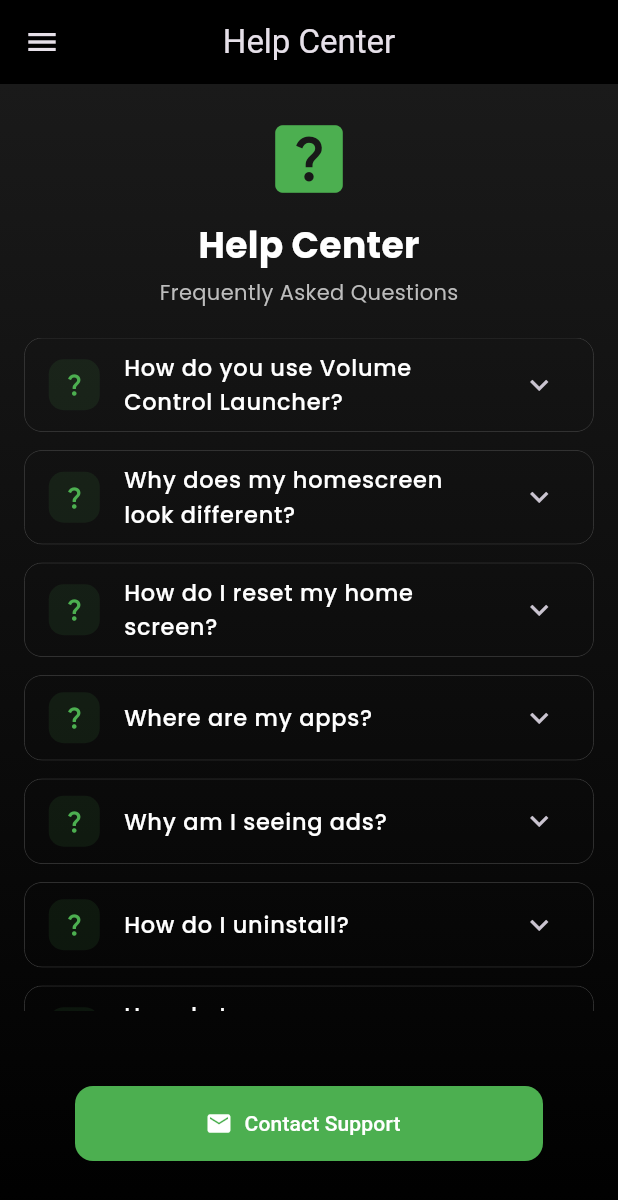
After one commit to Sami-7772App/volume_booster_app, a Flutter app: the HelpScreen screen opened by its route, on a phone screen of 412 x 824 dp. The commit adds this screen. Shown: the top 1200 px of the screen. Run offline on Flutter 3.47's test engine with Material 3 defaults, Android fonts, the phone set to English and light mode, and no system bars; our stand-ins replace audioplayers, flutter_dotenv, get, get_storage, google_fonts, permission_handler and 2 more; missing offline and left inert: audio_session, flutter_volume_controller; accounts and stored records are empty.

Commit message:
implementation of side bar menu

```diff
--- a/lib/main.dart
+++ b/lib/main.dart
@@ -1,5 +1,3 @@
-
-
 import 'package:flutter/material.dart';
 import 'package:get/get.dart';
 import 'package:get_storage/get_storage.dart';
--- a/lib/routes/app_page.dart
+++ b/lib/routes/app_page.dart
@@ -1,3 +1,37 @@
+// import 'package:get/get.dart';
+// import 'package:volume_booster_fresh/bindings/booster_binding.dart';
+// import 'package:volume_booster_fresh/bindings/settings_binding.dart';
+// import 'package:volume_booster_fresh/bindings/volume_settings_binding.dart';
+// import 'package:volume_booster_fresh/routes/app_routes.dart';
+// import 'package:volume_booster_fresh/views/booster_screen.dart';
+// import 'package:volume_booster_fresh/views/settings_screen.dart';
+// import 'package:volume_booster_fresh/views/volume_settings_screen.dart';
+
+// class AppPages {
+//   static final pages = [
+//     GetPage(
+//       name: AppRoutes.volumeSettings,
+//       page: () => const VolumeSettingsScreen(),
+//       binding: VolumeSettingsBinding(),
+//       transition: Transition.fade,
+//     ),
+//     GetPage(
+//       name: AppRoutes.booster,
+//       page: () => const BoosterScreen(),
+//       binding: BoosterBinding(),
+//       transition: Transition.rightToLeft,
+//     ),
+//     GetPage(
+//       name: AppRoutes.settings,
+//       page: () => const SettingsScreen(),
+//       binding: SettingsBinding(),
+//       transition: Transition.rightToLeft,
+//     ),
+//   ];
+// }
+
+
+
 import 'package:get/get.dart';
 import 'package:volume_booster_fresh/bindings/booster_binding.dart';
 import 'package:volume_booster_fresh/bindings/settings_binding.dart';
@@ -6,6 +40,7 @@ import 'package:volume_booster_fresh/routes/app_routes.dart';
 import 'package:volume_booster_fresh/views/booster_screen.dart';
 import 'package:volume_booster_fresh/views/settings_screen.dart';
 import 'package:volume_booster_fresh/views/volume_settings_screen.dart';
+import 'package:volume_booster_fresh/views/help_screen.dart'; // FAQ screen
 
 class AppPages {
   static final pages = [
@@ -27,5 +62,11 @@ class AppPages {
       binding: SettingsBinding(),
       transition: Transition.rightToLeft,
     ),
+
+    GetPage(
+      name: AppRoutes.faq,
+      page: () => const HelpScreen(), // Your FAQ screen
+      transition: Transition.rightToLeft,
+    ),
   ];
 }
--- a/lib/routes/app_routes.dart
+++ b/lib/routes/app_routes.dart
@@ -3,4 +3,7 @@ class AppRoutes {
   static const String booster = '/booster';
   static const String settings = '/settings';
   static const String about = '/about';
+  static const String faq = '/faq';
+  static const String privacy = '/privacy';
+  static const String terms = '/terms';
 }
--- /dev/null
+++ b/lib/views/help_screen.dart
@@ -0,0 +1,253 @@
+import 'package:flutter/material.dart';
+import 'package:get/get.dart';
+import 'package:google_fonts/google_fonts.dart';
+import 'package:volume_booster_fresh/views/widgets/custom_drawer.dart';
+
+class HelpScreen extends StatelessWidget {
+  const HelpScreen({super.key});
+
+  @override
+  Widget build(BuildContext context) {
+    return Scaffold(
+      drawer: const CustomDrawer(),
+      appBar: AppBar(
+        title: const Text('Help Center'),
+        backgroundColor: Colors.transparent,
+        elevation: 0,
+        centerTitle: true,
+        leading: Builder(
+          builder: (context) => IconButton(
+            icon: const Icon(Icons.menu),
+            onPressed: () => Scaffold.of(context).openDrawer(),
+          ),
+        ),
+      ),
+      body: Container(
+        decoration: const BoxDecoration(
+          gradient: LinearGradient(
+            begin: Alignment.topCenter,
+            end: Alignment.bottomCenter,
+            colors: [Color(0xFF1A1A1A), Colors.black],
+          ),
+        ),
+        child: Column(
+          children: [
+            // Header
+            Container(
+              padding: const EdgeInsets.all(20),
+              child: Column(
+                children: [
+                  const Icon(Icons.help_center, size: 60, color: Colors.green),
+                  const SizedBox(height: 10),
+                  Text(
+                    'Help Center',
+                    style: GoogleFonts.poppins(
+                      fontSize: 24,
+                      fontWeight: FontWeight.bold,
+                      color: Colors.white,
+                    ),
+                  ),
+                  const SizedBox(height: 5),
+                  Text(
+                    'Frequently Asked Questions',
+                    style: GoogleFonts.poppins(
+                      fontSize: 14,
+                      color: Colors.grey[400],
+                    ),
+                  ),
+                ],
+              ),
+            ),
+
+            // FAQ List
+            Expanded(
+              child: ListView(
+                padding: const EdgeInsets.symmetric(horizontal: 16),
+                children: [
+                  _buildFaqItem(
+                    question: 'How do you use Volume Control Launcher?',
+                    answer:
+                        'Simply open the app and use the volume slider to adjust your device volume. For booster mode, rotate the metallic knob past 100% to activate enhanced loudness.',
+                  ),
+                  const SizedBox(height: 12),
+                  _buildFaqItem(
+                    question: 'Why does my homescreen look different?',
+                    answer:
+                        'Volume Booster does not change your home screen. If your home screen looks different, you may have accidentally changed your launcher settings.',
+                  ),
+                  const SizedBox(height: 12),
+                  _buildFaqItem(
+                    question: 'How do I reset my home screen?',
+                    answer:
+                        'Go to your device Settings > Apps > Default Apps > Home App, then select your preferred launcher.',
+                  ),
+                  const SizedBox(height: 12),
+                  _buildFaqItem(
+                    question: 'Where are my apps?',
+                    answer:
+                        'All your apps are still on your device. You can access them from your app drawer or home screen.',
+                  ),
+                  const SizedBox(height: 12),
+                  _buildFaqItem(
+                    question: 'Why am I seeing ads?',
+                    answer:
+                        'We show ads to keep the app free for everyone. You can remove ads by upgrading to the premium version.',
+                  ),
+                  const SizedBox(height: 12),
+                  _buildFaqItem(
+                    question: 'How do I uninstall?',
+                    answer:
+                        'Go to your device Settings > Apps > Volume Booster > Uninstall. Or long press the app icon and select Uninstall.',
+                  ),
+                  const SizedBox(height: 12),
+                  _buildFaqItem(
+                    question: 'How do I remove new apps from my home screen?',
+                    answer:
+                        'Volume Booster does not add apps to your home screen. Any new apps appear because of your device settings.',
+                  ),
+                ],
+              ),
+            ),
+
+            // Contact Support Button
+            Padding(
+              padding: const EdgeInsets.all(50),
+              child: ElevatedButton.icon(
+                onPressed: () {
+                  _showContactDialog(context);
+                },
+                icon: const Icon(Icons.email),
+                label: const Text('Contact Support'),
+                style: ElevatedButton.styleFrom(
+                  backgroundColor: Colors.green,
+                  foregroundColor: Colors.white,
+                  minimumSize: const Size(double.infinity, 50),
+                  shape: RoundedRectangleBorder(
+                    borderRadius: BorderRadius.circular(12),
+                  ),
+                ),
+              ),
+            ),
+          ],
+        ),
+      ),
+    );
+  }
+
+  Widget _buildFaqItem({required String question, required String answer}) {
+    return ExpansionTile(
+      leading: Container(
+        padding: const EdgeInsets.all(8),
+        decoration: BoxDecoration(
+          color: Colors.green.withOpacity(0.1),
+          borderRadius: BorderRadius.circular(10),
+        ),
+        child: const Icon(Icons.question_mark, color: Colors.green, size: 18),
+      ),
+      title: Text(
+        question,
+        style: GoogleFonts.poppins(
+          fontSize: 15,
+          fontWeight: FontWeight.w500,
+          color: Colors.white,
+        ),
+      ),
+      backgroundColor: Colors.grey[900]?.withOpacity(0.3),
+      collapsedBackgroundColor: Colors.transparent,
+      shape: RoundedRectangleBorder(
+        borderRadius: BorderRadius.circular(12),
+        side: BorderSide(color: Colors.grey[800] ?? Colors.grey, width: 0.5),
+      ),
+      collapsedShape: RoundedRectangleBorder(
+        borderRadius: BorderRadius.circular(12),
+        side: BorderSide(color: Colors.grey[800] ?? Colors.grey, width: 0.5),
+      ),
+      children: [
+        Padding(
+          padding: const EdgeInsets.all(16),
+          child: Text(
+            answer,
+            style: GoogleFonts.poppins(
+              fontSize: 13,
+              color: Colors.grey[400],
+              height: 1.5,
+            ),
+          ),
+        ),
+      ],
+    );
+  }
+
+  void _showContactDialog(BuildContext context) {
+    showDialog(
+      context: context,
+      builder: (context) => AlertDialog(
+        backgroundColor: Colors.grey[900],
+        shape: RoundedRectangleBorder(borderRadius: BorderRadius.circular(20)),
+        title: const Row(
+          children: [
+            Icon(Icons.support_agent, color: Colors.green),
+            SizedBox(width: 10),
+            Text('Contact Support', style: TextStyle(color: Colors.white)),
+          ],
+        ),
+        content: Column(
+          mainAxisSize: MainAxisSize.min,
+          children: [
+            Text(
+              'For support inquiries, please email us at:',
+              style: GoogleFonts.poppins(color: Colors.grey[400]),
+            ),
+            const SizedBox(height: 15),
+            Container(
+              padding: const EdgeInsets.all(12),
+              decoration: BoxDecoration(
+                color: Colors.green.withOpacity(0.1),
+                borderRadius: BorderRadius.circular(10),
+              ),
+              child: Row(
+                mainAxisAlignment: MainAxisAlignment.center,
+                children: [
+                  const Icon(Icons.email, color: Colors.green, size: 20),
+                  const SizedBox(width: 10),
+                  Text(
+                    'support@volumebooster.com',
+                    style: GoogleFonts.poppins(
+                      color: Colors.green,
+                      fontWeight: FontWeight.w500,
+                    ),
+                  ),
+                ],
+              ),
+            ),
+            const SizedBox(height: 15),
+            Text(
+              'We typically respond within 24-48 hours.',
+              style: GoogleFonts.poppins(fontSize: 12, color: Colors.grey[500]),
+              textAlign: TextAlign.center,
+            ),
+          ],
+        ),
+        actions: [
+          TextButton(
+            onPressed: () => Get.back(),
+            child: const Text('Close', style: TextStyle(color: Colors.grey)),
+          ),
+          ElevatedButton(
+            onPressed: () {
+              Get.back();
+              // Add email intent here
+            },
+            style: ElevatedButton.styleFrom(
+              backgroundColor: Colors.green,
+              shape: RoundedRectangleBorder(
+                borderRadius: BorderRadius.circular(10),
+              ),
+            ),
+            child: const Text('Send Email'),
+          ),
+        ],
+      ),
+    );
+  }
+}
--- a/pubspec.yaml
+++ b/pubspec.yaml
@@ -43,6 +43,10 @@ dependencies:
   flutter_volume_controller: ^1.3.2
   audio_session: ^0.1.21  # Add this for audio focus detection
   sound_stream: 0.4.2
+  flutter_dotenv: ^5.1.0
+  share_plus: ^7.2.2
+  url_launcher: ^6.2.5
+  android_intent_plus: ^4.0.3
 
 dev_dependencies:
   flutter_test:
```
Also changed, not shown: lib/config/env_config.dart (added, +10 -0 lines), lib/controllers/drawer_controller.dart (+92 -78 lines), lib/controllers/volume_settings_controller.dart (+0 -91 lines), lib/views/widgets/custom_drawer.dart (+22 -33 lines), pubspec.lock, 6 other files.
